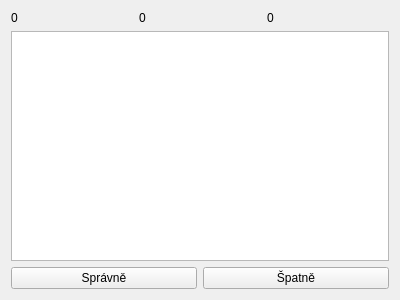
This is game.ui in jjunior776/barvicky_progress as Qt 5 draws it before an edit. The edited form follows.
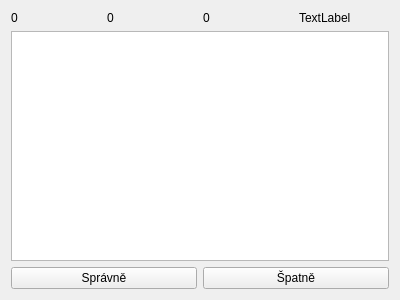
This is the edited form.

The edit to the form file:
```diff
--- a/game.ui
+++ b/game.ui
@@ -38,6 +38,13 @@
         </property>
        </widget>
       </item>
+      <item>
+       <widget class="QLabel" name="stopwatchText">
+        <property name="text">
+         <string>TextLabel</string>
+        </property>
+       </widget>
+      </item>
      </layout>
     </item>
     <item>
```
